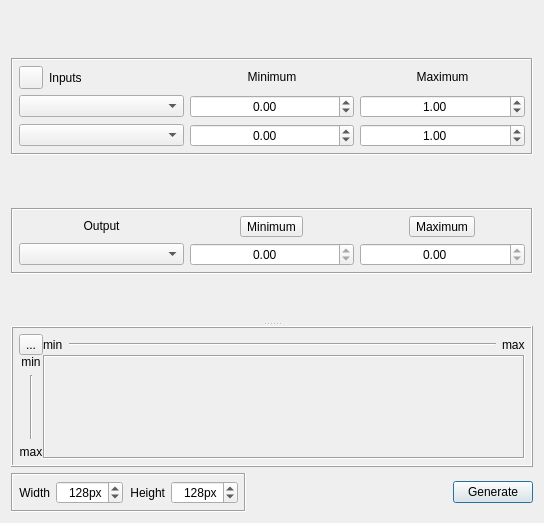
Before: the Qt Designer form qtfuzzylite/ui/Surface2D.ui in fuzzylite/fuzzylite, drawn with Qt 5.
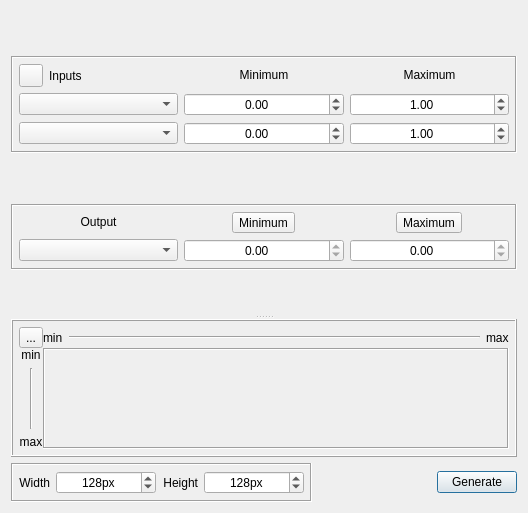
After: the same form once the commit is applied. Icons and pictures are not drawn.

Commit message: Details on Software Update and Surface2D

```diff
--- a/qtfuzzylite/ui/Surface2D.ui
+++ b/qtfuzzylite/ui/Surface2D.ui
@@ -6,8 +6,8 @@
    <rect>
     <x>0</x>
     <y>0</y>
-    <width>544</width>
-    <height>523</height>
+    <width>528</width>
+    <height>513</height>
    </rect>
   </property>
   <property name="windowTitle">
@@ -626,6 +626,12 @@
     <layout class="QHBoxLayout" name="horizontalLayout_4">
      <item>
       <widget class="QFrame" name="horizontalFrame1">
+       <property name="sizePolicy">
+        <sizepolicy hsizetype="MinimumExpanding" vsizetype="Preferred">
+         <horstretch>0</horstretch>
+         <verstretch>0</verstretch>
+        </sizepolicy>
+       </property>
        <property name="frameShape">
         <enum>QFrame::Box</enum>
        </property>
@@ -657,8 +663,23 @@
         </item>
         <item>
          <widget class="QSpinBox" name="sbx_width">
+          <property name="sizePolicy">
+           <sizepolicy hsizetype="Expanding" vsizetype="Fixed">
+            <horstretch>0</horstretch>
+            <verstretch>0</verstretch>
+           </sizepolicy>
+          </property>
+          <property name="minimumSize">
+           <size>
+            <width>100</width>
+            <height>0</height>
+           </size>
+          </property>
           <property name="alignment">
-           <set>Qt::AlignRight|Qt::AlignTrailing|Qt::AlignVCenter</set>
+           <set>Qt::AlignCenter</set>
+          </property>
+          <property name="keyboardTracking">
+           <bool>false</bool>
           </property>
           <property name="suffix">
            <string>px</string>
@@ -689,8 +710,23 @@
         </item>
         <item>
          <widget class="QSpinBox" name="sbx_height">
+          <property name="sizePolicy">
+           <sizepolicy hsizetype="Expanding" vsizetype="Fixed">
+            <horstretch>0</horstretch>
+            <verstretch>0</verstretch>
+           </sizepolicy>
+          </property>
+          <property name="minimumSize">
+           <size>
+            <width>100</width>
+            <height>0</height>
+           </size>
+          </property>
           <property name="alignment">
-           <set>Qt::AlignRight|Qt::AlignTrailing|Qt::AlignVCenter</set>
+           <set>Qt::AlignCenter</set>
+          </property>
+          <property name="keyboardTracking">
+           <bool>false</bool>
           </property>
           <property name="suffix">
            <string>px</string>
@@ -717,9 +753,12 @@
        <property name="orientation">
         <enum>Qt::Horizontal</enum>
        </property>
+       <property name="sizeType">
+        <enum>QSizePolicy::Expanding</enum>
+       </property>
        <property name="sizeHint" stdset="0">
         <size>
-         <width>40</width>
+         <width>60</width>
          <height>20</height>
         </size>
        </property>
```
The commit also changes 1 other file.
